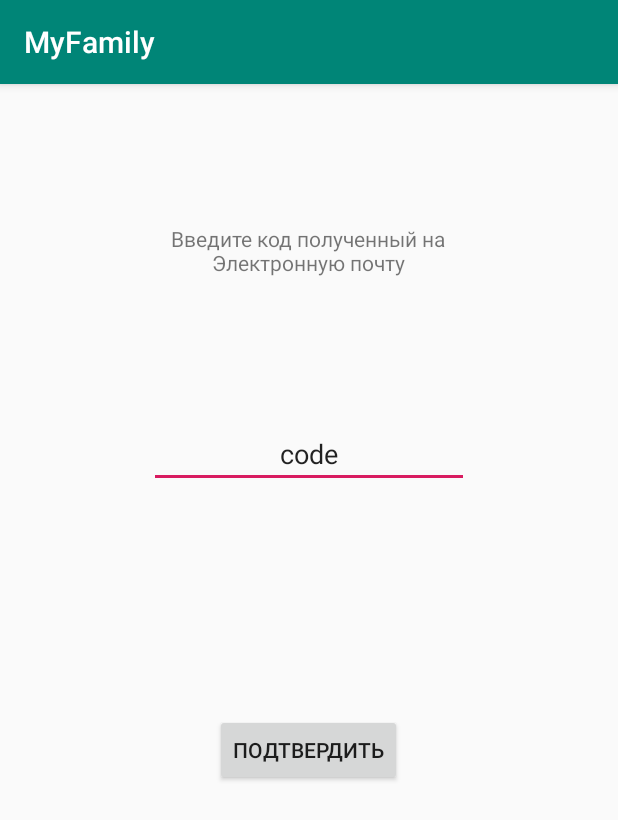
After one commit to ZilgalvOleg/Java, an Android app: the ConfirmActivity screen opened directly, with no data from a screen before it, on a phone screen of 412 x 824 dp. The commit adds this screen. Shown: the top 820 px of the screen. Run offline under Robolectric (Android 15) with nearby library versions, the phone set to English and light mode, and no system bars.

Commit message:
Продолжаем

```diff
--- a/MyFamily/app/src/main/AndroidManifest.xml
+++ b/MyFamily/app/src/main/AndroidManifest.xml
@@ -1,6 +1,8 @@
 <?xml version="1.0" encoding="utf-8"?>
 <manifest xmlns:android="http://schemas.android.com/apk/res/android"
     package="com.example.myfamily">
+
+    <uses-permission android:name="android.permission.INTERNET" />
 
     <application
         android:allowBackup="true"
@@ -9,7 +11,8 @@
         android:roundIcon="@mipmap/ic_launcher_round"
         android:supportsRtl="true"
         android:theme="@style/AppTheme">
-        <activity android:name=".JoinActivity"></activity>
+        <activity android:name=".ConfirmActivity"></activity>
+        <activity android:name=".JoinActivity" />
         <activity android:name=".RegisterActivity" />
         <activity android:name=".StartActivity" />
         <activity android:name=".MenuActivity" />
--- /dev/null
+++ b/MyFamily/app/src/main/res/layout/activity_confirm.xml
@@ -0,0 +1,53 @@
+<?xml version="1.0" encoding="utf-8"?>
+<androidx.constraintlayout.widget.ConstraintLayout xmlns:android="http://schemas.android.com/apk/res/android"
+    xmlns:app="http://schemas.android.com/apk/res-auto"
+    xmlns:tools="http://schemas.android.com/tools"
+    android:layout_width="match_parent"
+    android:layout_height="match_parent"
+    tools:context=".ConfirmActivity">
+
+    <EditText
+        android:id="@+id/code"
+        android:layout_width="wrap_content"
+        android:layout_height="wrap_content"
+        android:ems="10"
+        android:inputType="textPersonName"
+        android:text="code"
+        android:textAlignment="center"
+        app:layout_constraintBottom_toBottomOf="parent"
+        app:layout_constraintEnd_toEndOf="parent"
+        app:layout_constraintStart_toStartOf="parent"
+        app:layout_constraintTop_toTopOf="parent"
+        app:layout_constraintVertical_bias="0.31" />
+
+    <Button
+        android:id="@+id/confirmBtn"
+        android:layout_width="wrap_content"
+        android:layout_height="wrap_content"
+        android:text="Подтвердить"
+        app:layout_constraintBottom_toBottomOf="parent"
+        app:layout_constraintEnd_toEndOf="parent"
+        app:layout_constraintHorizontal_bias="0.498"
+        app:layout_constraintStart_toStartOf="parent"
+        app:layout_constraintTop_toBottomOf="@+id/code"
+        app:layout_constraintVertical_bias="0.334" />
+
+    <TextView
+        android:id="@+id/textView2"
+        android:layout_width="185dp"
+        android:layout_height="38dp"
+        android:text="Введите код полученный на Электронную почту"
+        android:textAlignment="center"
+        app:layout_constraintBottom_toTopOf="@+id/code"
+        app:layout_constraintEnd_toEndOf="parent"
+        app:layout_constraintHorizontal_bias="0.497"
+        app:layout_constraintStart_toStartOf="parent"
+        app:layout_constraintTop_toTopOf="parent"
+        app:layout_constraintVertical_bias="0.503" />
+
+    <androidx.constraintlayout.widget.Barrier
+        android:id="@+id/barrier"
+        android:layout_width="wrap_content"
+        android:layout_height="wrap_content"
+        app:barrierDirection="left" />
+</androidx.constraintlayout.widget.ConstraintLayout>
```
Also changed, not shown: MyFamily/app/src/main/java/com/example/myfamily/ConfirmActivity.java (added, +84 -0 lines), MyFamily/app/src/main/java/com/example/myfamily/MainActivity.java (+19 -4 lines), MyFamily/app/src/main/java/com/example/myfamily/RegisterActivity.java (+49 -0 lines), MyFamily/app/src/main/java/com/example/myfamily/api/MyFamily.java (+10 -0 lines), MyFamily/app/src/main/java/com/example/myfamily/model/ConfirmRequest.java (added, +8 -0 lines), MyFamily/app/src/main/java/com/example/myfamily/model/ConfirmResponse.java (added, +12 -0 lines), MyFamily/app/src/main/java/com/example/myfamily/model/RegistrationRequest.java (added, +12 -0 lines), MyFamily/app/src/main/java/com/example/myfamily/model/RegistrationResponse.java (added, +10 -0 lines).
